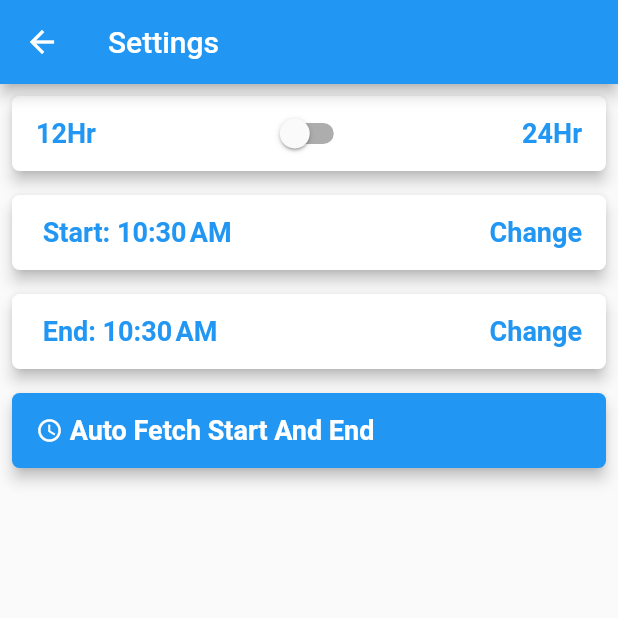
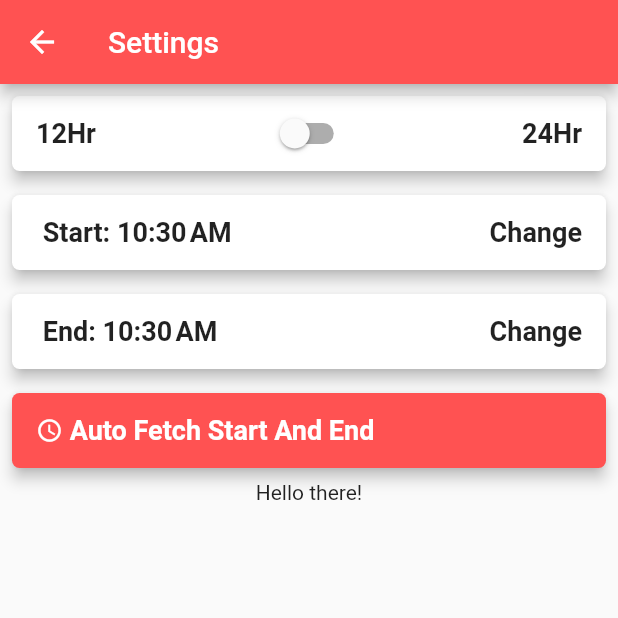
Before and after one commit to whiz25/world_clock_app, a Flutter app: the screen it shows after launch, after a tap on the "settings" icon, on a phone screen of 412 x 824 dp, the top half of it. Run offline on Flutter 3.47's test engine with Material 2 defaults, Android fonts, the phone set to English and light mode, and no system bars; our stand-ins replace async_redux, flutter_datetime_picker.

Commit message:
Add color to the app state for changing the primary color of the app theme from a color picker

```diff
--- /dev/null
+++ b/lib/async_redux/action/choose_theme_action.dart
@@ -0,0 +1,14 @@
+import 'package:async_redux/async_redux.dart';
+import 'package:flutter/material.dart';
+import 'package:world_clock_app/async_redux/store/app_state.dart';
+
+class ColorThemeAction extends ReduxAction<AppState> {
+  final Color newPrimaryColor;
+
+  ColorThemeAction(this.newPrimaryColor);
+
+  @override
+  Future<AppState> reduce() async {
+    return state.copy(primaryColor: newPrimaryColor);
+  }
+}
--- /dev/null
+++ b/lib/async_redux/connector/app_theme_connector.dart
@@ -0,0 +1,19 @@
+import 'package:async_redux/async_redux.dart';
+import 'package:flutter/material.dart';
+import 'package:intl/intl.dart';
+import 'package:world_clock_app/async_redux/store/app_state.dart';
+import 'package:world_clock_app/async_redux/view%20model/time_model.dart';
+import 'package:world_clock_app/ui/raised_button.dart';
+
+class AppThemeConnector extends StatelessWidget {
+  @override
+  Widget build(BuildContext context) {
+    return StoreConnector<AppState, TimeModel>(
+        model: TimeModel(),
+        builder: (BuildContext context, TimeModel vm) => RaisedButtonPage(
+              pickedTime: vm.endOfDay,
+              onTimePicked: vm.setEndOfDay,
+              text: ' End: ${DateFormat.jm().format(vm.endOfDay)}',
+            ));
+  }
+}
--- a/lib/async_redux/connector/auto_fetch_start_end.dart
+++ b/lib/async_redux/connector/auto_fetch_start_end.dart
@@ -44,7 +44,7 @@ class AutoFetchStartAndEnd extends StatelessWidget {
             ),
           ),
         ),
-        color: Colors.blue,
+        color: model.primaryColor,
       ),
     );
   }
--- /dev/null
+++ b/lib/async_redux/connector/color_theme_connector.dart
@@ -0,0 +1,14 @@
+import 'package:async_redux/async_redux.dart';
+import 'package:flutter/material.dart';
+import 'package:world_clock_app/async_redux/store/app_state.dart';
+import 'package:world_clock_app/async_redux/view%20model/time_model.dart';
+
+class ColorThemeConnector extends StatelessWidget {
+  @override
+  Widget build(BuildContext context) {
+    return StoreConnector<AppState, TimeModel>(
+      model: TimeModel(),
+      builder: (BuildContext context, TimeModel vm) => Text('Hello there!'),
+    );
+  }
+}
--- a/lib/async_redux/connector/toggle_time_connector.dart
+++ b/lib/async_redux/connector/toggle_time_connector.dart
@@ -27,19 +27,13 @@ class ToggleTimeConnector extends StatelessWidget {
             children: [
               Text(
                 '12Hr',
-                style: TextStyle(
-                    color: Colors.blue,
-                    fontWeight: FontWeight.bold,
-                    fontSize: 18.0),
+                style: TextStyle(fontWeight: FontWeight.bold, fontSize: 18.0),
               ),
               Switch(
                   value: isTwentyFourHour,
                   onChanged: (isTwentyFourHour) => model.toggleTimeFormat()),
               Text('24Hr',
-                  style: TextStyle(
-                      color: Colors.blue,
-                      fontWeight: FontWeight.bold,
-                      fontSize: 18.0))
+                  style: TextStyle(fontWeight: FontWeight.bold, fontSize: 18.0))
             ],
           ),
         ),
--- a/lib/async_redux/store/app_state.dart
+++ b/lib/async_redux/store/app_state.dart
@@ -4,21 +4,27 @@ class AppState {
   final bool isTwentyFourHour;
   final DateTime startOfDay;
   final DateTime endOfDay;
-  final ThemeData appTheme;
+  final Color primaryColor;
 
-  AppState(
-      {this.isTwentyFourHour, this.startOfDay, this.endOfDay, this.appTheme});
+  AppState({
+    this.isTwentyFourHour,
+    this.startOfDay,
+    this.endOfDay,
+    this.primaryColor,
+  });
 
-  AppState copy(
-      {bool isTwentyFourHour,
+  AppState copy({
+    bool isTwentyFourHour,
     DateTime startOfDay,
     DateTime endOfDay,
-      ThemeData appTheme}) {
+    Color primaryColor,
+  }) {
     return AppState(
       isTwentyFourHour: isTwentyFourHour ?? this.isTwentyFourHour,
       startOfDay: startOfDay ?? this.startOfDay,
       endOfDay: endOfDay ?? this.endOfDay,
-        appTheme: appTheme ?? this.appTheme);
+      primaryColor: primaryColor ?? this.primaryColor,
+    );
   }
 
   static AppState initialState() {
@@ -26,7 +32,8 @@ class AppState {
       isTwentyFourHour: false,
       startOfDay: DateTime.now(),
       endOfDay: DateTime.now(),
-        appTheme: ThemeData(primaryColor: Colors.purpleAccent));
+      primaryColor: Colors.redAccent,
+    );
   }
 
   @override
@@ -36,12 +43,12 @@ class AppState {
           isTwentyFourHour == other.isTwentyFourHour &&
           startOfDay == other.startOfDay &&
           endOfDay == other.endOfDay &&
-          appTheme == other.appTheme;
+          primaryColor == other.primaryColor;
 
   @override
   int get hashCode =>
       isTwentyFourHour.hashCode ^
       startOfDay.hashCode ^
       endOfDay.hashCode ^
-      appTheme.hashCode;
+      primaryColor.hashCode;
 }
--- a/lib/async_redux/view model/time_model.dart
+++ b/lib/async_redux/view model/time_model.dart
@@ -2,6 +2,7 @@ import 'package:async_redux/async_redux.dart';
 import 'package:flutter/material.dart';
 import 'package:world_clock_app/async_redux/action/auto_fetch_action.dart';
 import 'package:world_clock_app/async_redux/action/change_format_action.dart';
+import 'package:world_clock_app/async_redux/action/choose_theme_action.dart';
 import 'package:world_clock_app/async_redux/action/end_of_day_actions.dart';
 import 'package:world_clock_app/async_redux/action/start_of_day_action.dart';
 import 'package:world_clock_app/async_redux/store/app_state.dart';
@@ -12,17 +13,22 @@ class TimeModel extends BaseModel<AppState> {
   final bool isTwentyFourHour;
   final DateTime startOfDay;
   final DateTime endOfDay;
-  final ThemeData appTheme;
+  final Color primaryColor;
 
-  TimeModel({this.isTwentyFourHour, this.startOfDay, this.endOfDay, this.appTheme})
-      : super(equals: [isTwentyFourHour, startOfDay, endOfDay, appTheme]);
+  TimeModel(
+      {this.isTwentyFourHour,
+      this.startOfDay,
+      this.endOfDay,
+      this.primaryColor})
+      : super(equals: [isTwentyFourHour, startOfDay, endOfDay, primaryColor]);
 
   @override
   TimeModel fromStore() {
     return TimeModel(
         isTwentyFourHour: state.isTwentyFourHour,
         startOfDay: state.startOfDay,
-        endOfDay: state.endOfDay, appTheme: state.appTheme);
+        endOfDay: state.endOfDay,
+        primaryColor: state.primaryColor);
   }
 
   String formatTime(DateTime time) {
@@ -48,4 +54,8 @@ class TimeModel extends BaseModel<AppState> {
   void autoSetStartAndEnd() {
     store.dispatch(AutoFetchStartAndEndAction());
   }
+
+  void changeThemeColor(Color newPrimaryColor) {
+    store.dispatch(ColorThemeAction(newPrimaryColor));
+  }
 }
--- a/lib/main.dart
+++ b/lib/main.dart
@@ -8,5 +8,8 @@ void main() {
   var state = AppState.initialState();
   store = Store<AppState>(initialState: state);
   runApp(StoreProvider<AppState>(
-      store: store, child: MaterialApp(home: ListRegions())));
+      store: store,
+      child: MaterialApp(
+          theme: ThemeData(primaryColor: state.primaryColor),
+          home: ListRegions())));
 }
--- a/lib/ui/raised_button.dart
+++ b/lib/ui/raised_button.dart
@@ -46,9 +46,7 @@ class RaisedButtonPage extends StatelessWidget {
                         Text(
                           text,
                           style: TextStyle(
-                              color: Colors.blue,
-                              fontWeight: FontWeight.bold,
-                              fontSize: 18.0),
+                              fontWeight: FontWeight.bold, fontSize: 18.0),
                         ),
                       ],
                     ),
@@ -57,10 +55,7 @@ class RaisedButtonPage extends StatelessWidget {
               ),
               Text(
                 "  Change",
-                style: TextStyle(
-                    color: Colors.blue,
-                    fontWeight: FontWeight.bold,
-                    fontSize: 18.0),
+                style: TextStyle(fontWeight: FontWeight.bold, fontSize: 18.0),
               ),
             ],
           ),
--- a/lib/ui/settings_page.dart
+++ b/lib/ui/settings_page.dart
@@ -1,6 +1,7 @@
 import 'package:flutter/material.dart';
 import 'package:flutter/widgets.dart';
 import 'package:world_clock_app/async_redux/connector/auto_fetch_start_end.dart';
+import 'package:world_clock_app/async_redux/connector/color_theme_connector.dart';
 import 'package:world_clock_app/async_redux/connector/end_of_day_connector.dart';
 import 'package:world_clock_app/async_redux/connector/start_of_day_connector.dart';
 import 'package:world_clock_app/async_redux/connector/toggle_time_connector.dart';
@@ -26,7 +27,8 @@ class _SettingsState extends State<Settings> {
             ToggleTimeConnector(),
             StartDayConnector(),
             EndDayConnector(),
-            AutoFetchStartAndEnd()
+            AutoFetchStartAndEnd(),
+            ColorThemeConnector()
           ],
         ),
       ),
--- /dev/null
+++ b/lib/ui/theme_picker.dart
@@ -0,0 +1,8 @@
+import 'package:flutter/widgets.dart';
+
+class ThemePicker extends StatelessWidget {
+  @override
+  Widget build(BuildContext context){
+
+  }
+}
```
Lines whose indentation alone changed are shown as unchanged.
